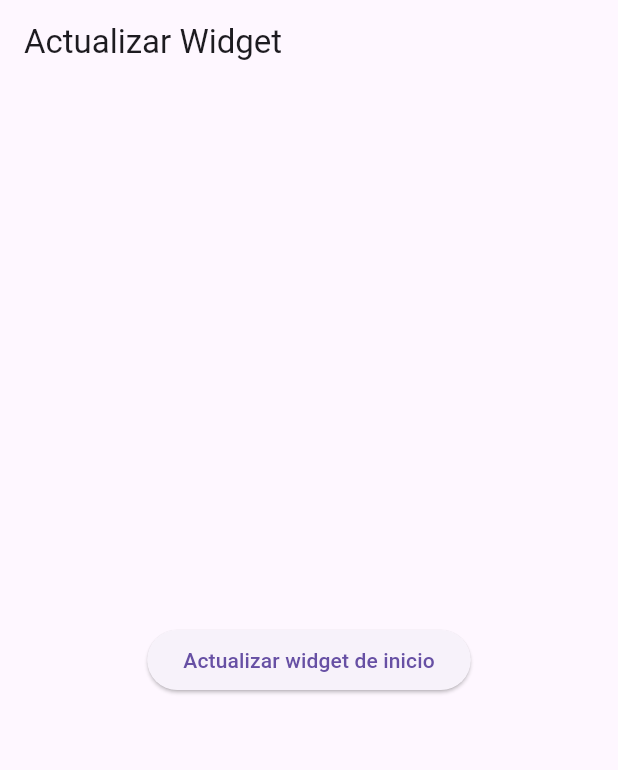
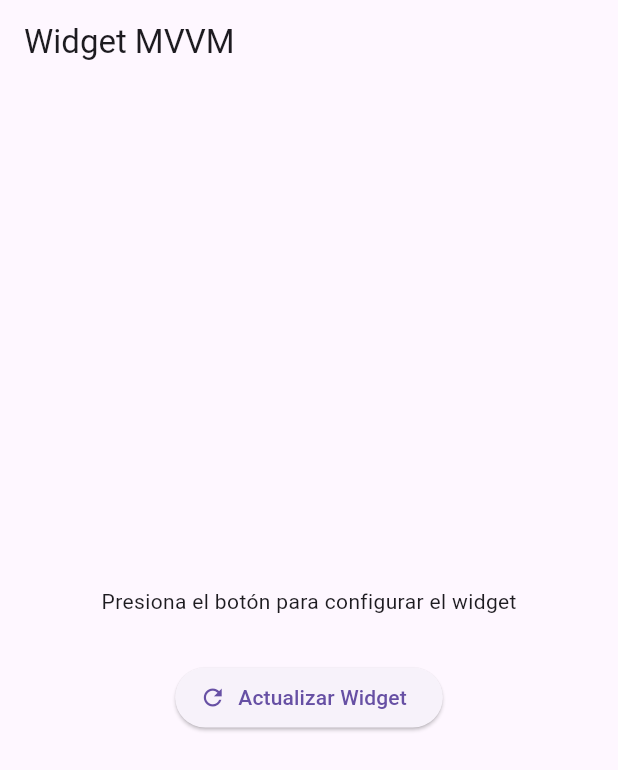
Before and after one commit to IMarcusDev/Taller1U2_27843_moviles, a Flutter app: the screen it shows after launch, on a phone screen of 412 x 824 dp. Shown: the top 770 px of the screen. Run offline on Flutter 3.47's test engine with Material 3 defaults, Android fonts, the light colour scheme and no system bars; missing offline and left inert: home_widget.

Commit message:
feat(todo): todo

```diff
--- a/lib/app_widget/app_widget.dart
+++ /dev/null
@@ -1,20 +0,0 @@
-import 'package:home_widget/home_widget.dart';
-
-class AppWidget {
-  static const widgetNameAndroid = 'MyHomeWidgetProvider';
-  static const widgetNameIOS = 'MyHomeWidget';
-
-  /// Guarda texto para mostrar en el widget
-  static Future<void> setWidgetText(String text) async {
-    await HomeWidget.saveWidgetData<String>('widget_text', text);
-    await update();
-  }
-
-  /// Actualiza el widget en pantalla
-  static Future<void> update() async {
-    await HomeWidget.updateWidget(
-      androidName: widgetNameAndroid,
-      iOSName: widgetNameIOS,
-    );
-  }
-}
--- a/lib/home_view.dart
+++ /dev/null
@@ -1,21 +0,0 @@
-import 'package:flutter/material.dart';
-import 'package:pry_app_widget/app_widget/app_widget.dart';
-
-class UpdateWidgetScreen extends StatelessWidget {
-  const UpdateWidgetScreen({super.key});
-
-  @override
-  Widget build(BuildContext context) {
-    return Scaffold(
-      appBar: AppBar(title: Text("Actualizar Widget")),
-      body: Center(
-        child: ElevatedButton(
-          onPressed: () {
-            AppWidget.setWidgetText("Hola desde Flutter!");
-          },
-          child: Text("Actualizar widget de inicio"),
-        ),
-      ),
-    );
-  }
-}
--- a/lib/main.dart
+++ b/lib/main.dart
@@ -1,19 +1,46 @@
 import 'package:flutter/material.dart';
-import 'package:home_widget/home_widget.dart';
-import 'package:pry_app_widget/home_view.dart';
+import 'package:provider/provider.dart';
+import 'package:pry_app_widget/src/data/datasources/country_remote_datasource.dart';
+import 'package:pry_app_widget/src/data/datasources/widget_local_datasource.dart';
+import 'package:pry_app_widget/src/data/repositories/country_repository_impl.dart';
+import 'package:pry_app_widget/src/domain/usecases/refresh_widget_usecase.dart';
+import 'package:pry_app_widget/src/presentation/pages/home_page.dart';
+import 'package:pry_app_widget/src/presentation/viewmodels/country_viewmodel.dart';
 
 void main() {
-  WidgetsFlutterBinding.ensureInitialized();
-
-  HomeWidget.setAppGroupId('group.mywidget'); // iOS
-  runApp(MyApp());
+  runApp(const MyApp());
 }
 
 class MyApp extends StatelessWidget {
+  const MyApp({super.key});
+
   @override
   Widget build(BuildContext context) {
-    return MaterialApp(
-      home: UpdateWidgetScreen(),
+    final remoteDataSource = CountryRemoteDataSource();
+    final widgetLocalDataSource = WidgetLocalDataSource();
+
+    final repository = CountryRepositoryImpl(
+      remoteDataSource: remoteDataSource,
+      widgetDataSource: widgetLocalDataSource,
+    );
+
+    // 3. Use Case
+    final refreshWidgetUseCase = RefreshWidgetUseCase(repository);
+
+    return MultiProvider(
+      providers: [
+        // 4. ViewModel (Provider inyecta el UseCase en el ViewModel)
+        ChangeNotifierProvider(
+          create: (_) => CountryViewModel(
+            refreshWidgetUseCase: refreshWidgetUseCase
+          ),
+        ),
+      ],
+      child: MaterialApp(
+        title: 'Country Widget',
+        theme: ThemeData(primarySwatch: Colors.blue),
+        home: const HomePage(),
+      ),
     );
   }
 }
--- /dev/null
+++ b/lib/src/data/models/country_model.dart
@@ -0,0 +1,13 @@
+import '../../domain/entities/country.dart';
+
+class CountryModel extends Country {
+  CountryModel({required super.name, required super.capital, required super.flagUrl});
+
+  factory CountryModel.fromJson(Map<String, dynamic> json) {
+    return CountryModel(
+      name: json['name']['common'] ?? 'Desconocido',
+      capital: (json['capital'] as List).isNotEmpty ? json['capital'][0] : 'N/A',
+      flagUrl: json['flags']['png'] ?? '',
+    );
+  }
+}
--- /dev/null
+++ b/lib/src/data/repositories/country_repository_impl.dart
@@ -0,0 +1,25 @@
+import 'package:pry_app_widget/src/data/datasources/country_remote_datasource.dart';
+import 'package:pry_app_widget/src/data/datasources/widget_local_datasource.dart';
+
+import '../../domain/entities/country.dart';
+import '../../domain/repositories/country_repository.dart';
+
+class CountryRepositoryImpl implements CountryRepository {
+  final CountryRemoteDataSource remoteDataSource;
+  final WidgetLocalDataSource widgetDataSource;
+
+  CountryRepositoryImpl({
+    required this.remoteDataSource,
+    required this.widgetDataSource,
+  });
+
+  @override
+  Future<Country> getRandomCountry() async {
+    return await remoteDataSource.fetchRandomCountry();
+  }
+
+  @override
+  Future<void> updateNativeWidget(Country country) async {
+    await widgetDataSource.updateWidgetData(country.name, country.capital);
+  }
+}
--- /dev/null
+++ b/lib/src/domain/entities/country.dart
@@ -0,0 +1,8 @@
+class Country {
+  final String name;
+  final String capital;
+  // Añadimos flagUrl para lógica futura
+  final String flagUrl;
+
+  Country({required this.name, required this.capital, required this.flagUrl});
+}
--- /dev/null
+++ b/lib/src/domain/repositories/country_repository.dart
@@ -0,0 +1,6 @@
+import '../entities/country.dart';
+
+abstract class CountryRepository {
+  Future<Country> getRandomCountry();
+  Future<void> updateNativeWidget(Country country);
+}
--- /dev/null
+++ b/lib/src/domain/usecases/refresh_widget_usecase.dart
@@ -0,0 +1,14 @@
+import '../entities/country.dart';
+import '../repositories/country_repository.dart';
+
+class RefreshWidgetUseCase {
+  final CountryRepository repository;
+
+  RefreshWidgetUseCase(this.repository);
+
+  Future<Country> call() async {
+    final country = await repository.getRandomCountry();
+    await repository.updateNativeWidget(country);
+    return country;
+  }
+}
--- /dev/null
+++ b/lib/src/presentation/pages/home_page.dart
@@ -0,0 +1,69 @@
+import 'package:flutter/material.dart';
+import 'package:provider/provider.dart';
+import 'package:pry_app_widget/src/presentation/viewmodels/country_viewmodel.dart';
+
+class HomePage extends StatelessWidget {
+  const HomePage({super.key});
+
+  @override
+  Widget build(BuildContext context) {
+    // Accedemos al ViewModel (opcional, para acciones puntuales fuera del build)
+    // final viewModel = context.read<CountryViewModel>();
+
+    return Scaffold(
+      appBar: AppBar(title: const Text('Widget MVVM')),
+      body: Center(
+        child: Padding(
+          padding: const EdgeInsets.all(20.0),
+          child: Consumer<CountryViewModel>(
+            builder: (context, viewModel, child) {
+              // 1. Estado de Carga
+              if (viewModel.isLoading) {
+                return const CircularProgressIndicator();
+              }
+
+              // 2. Contenido Principal
+              return Column(
+                mainAxisAlignment: MainAxisAlignment.center,
+                children: [
+                  if (viewModel.errorMessage != null)
+                    Text(
+                      viewModel.errorMessage!,
+                      style: const TextStyle(color: Colors.red),
+                      textAlign: TextAlign.center,
+                    ),
+
+                  if (viewModel.lastUpdatedCountry != null) ...[
+                    const Icon(Icons.check_circle, color: Colors.green, size: 50),
+                    const SizedBox(height: 10),
+                    Text(
+                      "Widget actualizado con:",
+                      style: Theme.of(context).textTheme.bodyLarge,
+                    ),
+                    Text(
+                      viewModel.lastUpdatedCountry!.name,
+                      style: Theme.of(context).textTheme.headlineMedium,
+                    ),
+                    Text("Capital: ${viewModel.lastUpdatedCountry!.capital}"),
+                  ] else
+                    const Text("Presiona el botón para configurar el widget"),
+
+                  const SizedBox(height: 30),
+
+                  ElevatedButton.icon(
+                    onPressed: () {
+                      // Llamada al evento del ViewModel
+                      context.read<CountryViewModel>().refreshWidget();
+                    },
+                    icon: const Icon(Icons.refresh),
+                    label: const Text('Actualizar Widget'),
+                  ),
+                ],
+              );
+            },
+          ),
+        ),
+      ),
+    );
+  }
+}
--- /dev/null
+++ b/lib/src/presentation/viewmodels/country_viewmodel.dart
@@ -0,0 +1,40 @@
+import 'package:flutter/material.dart';
+import '../../domain/entities/country.dart';
+import '../../domain/usecases/refresh_widget_usecase.dart';
+
+class CountryViewModel extends ChangeNotifier {
+  final RefreshWidgetUseCase _refreshWidgetUseCase;
+
+  // Estados
+  bool _isLoading = false;
+  String? _errorMessage;
+  Country? _lastUpdatedCountry;
+
+  // Getters para que la Vista consuma
+  bool get isLoading => _isLoading;
+  String? get errorMessage => _errorMessage;
+  Country? get lastUpdatedCountry => _lastUpdatedCountry;
+
+  // Inyección del Caso de Uso por constructor
+  CountryViewModel({required RefreshWidgetUseCase refreshWidgetUseCase})
+      : _refreshWidgetUseCase = refreshWidgetUseCase;
+
+  Future<void> refreshWidget() async {
+    _isLoading = true;
+    _errorMessage = null;
+    notifyListeners(); // Notifica a la UI que muestre el "loading"
+
+    try {
+      // Nota: Asumimos que tu UseCase ahora retorna el Country para mostrarlo en la app
+      // Si tu UseCase era void, modifícalo para que retorne Future<Country>
+      final country = await _refreshWidgetUseCase.call();
+
+      _lastUpdatedCountry = country;
+    } catch (e) {
+      _errorMessage = "No se pudo actualizar el widget: $e";
+    } finally {
+      _isLoading = false;
+      notifyListeners(); // Notifica a la UI que terminó (éxito o error)
+    }
+  }
+}
--- a/pubspec.yaml
+++ b/pubspec.yaml
@@ -35,6 +35,8 @@ dependencies:
   # Use with the CupertinoIcons class for iOS style icons.
   cupertino_icons: ^1.0.8
   home_widget: ^0.8.1
+  http: ^1.6.0
+  provider: ^6.1.5+1
 
 dev_dependencies:
   flutter_test:
```
Also changed, not shown: lib/src/data/datasources/country_remote_datasource.dart (added, +18 -0 lines), lib/src/data/datasources/widget_local_datasource.dart (added, +15 -0 lines), pubspec.lock.
